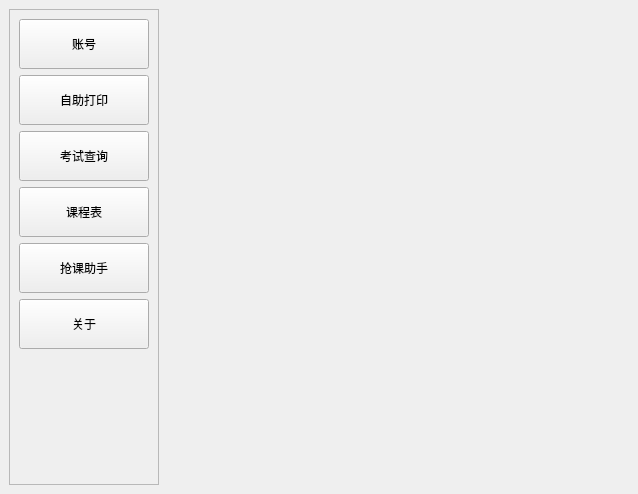
This is ui_src/form.ui in fx-tourist/ahutTool as Qt 5 draws it before an edit. The edited form follows.
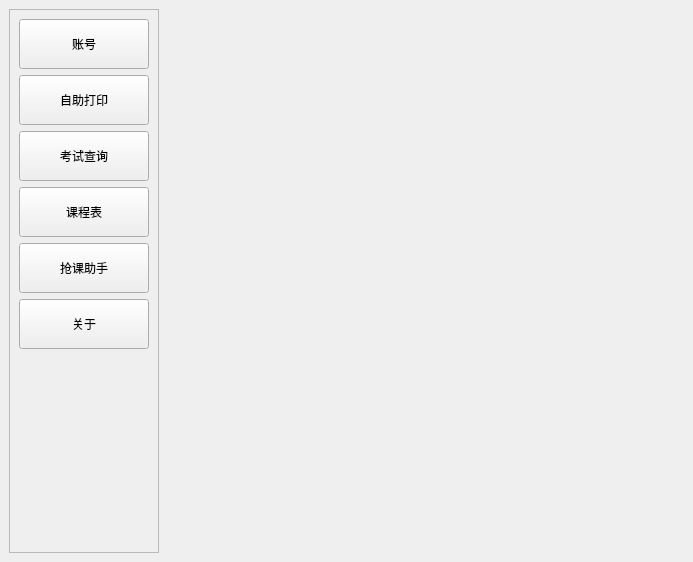
This is the edited form.

Patch:
```diff
--- a/ui_src/form.ui
+++ b/ui_src/form.ui
@@ -6,8 +6,8 @@
    <rect>
     <x>0</x>
     <y>0</y>
-    <width>638</width>
-    <height>494</height>
+    <width>693</width>
+    <height>562</height>
    </rect>
   </property>
   <property name="windowTitle">
@@ -52,7 +52,7 @@
         <x>0</x>
         <y>0</y>
         <width>148</width>
-        <height>474</height>
+        <height>542</height>
        </rect>
       </property>
       <layout class="QVBoxLayout" name="verticalLayout">
```
